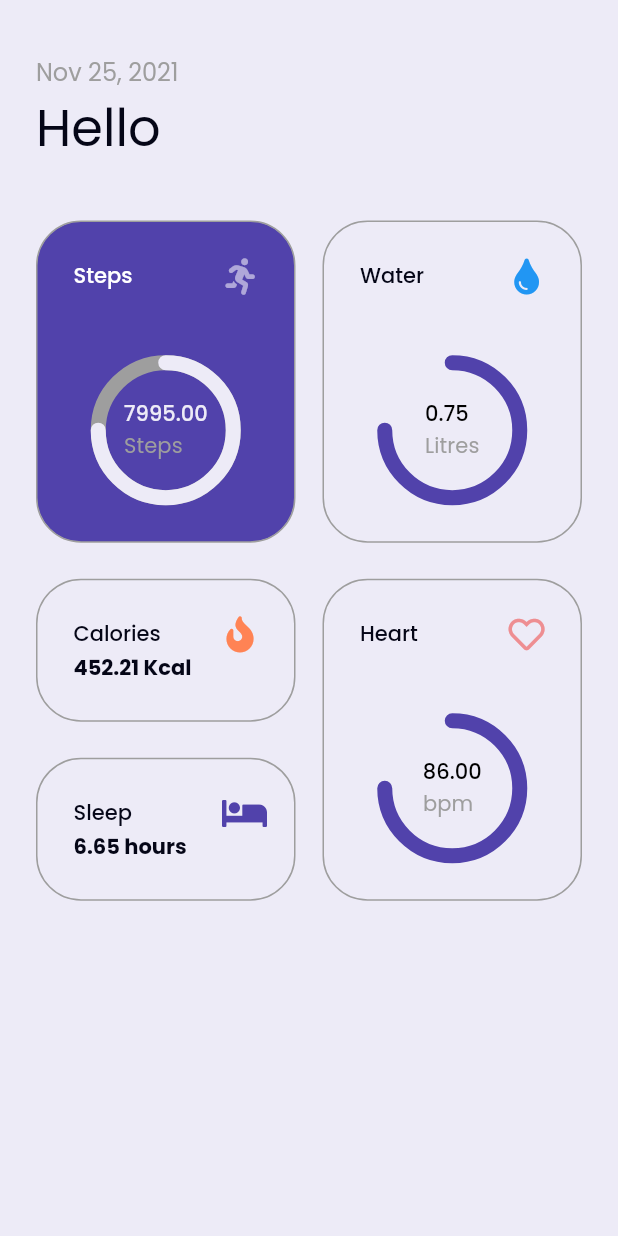
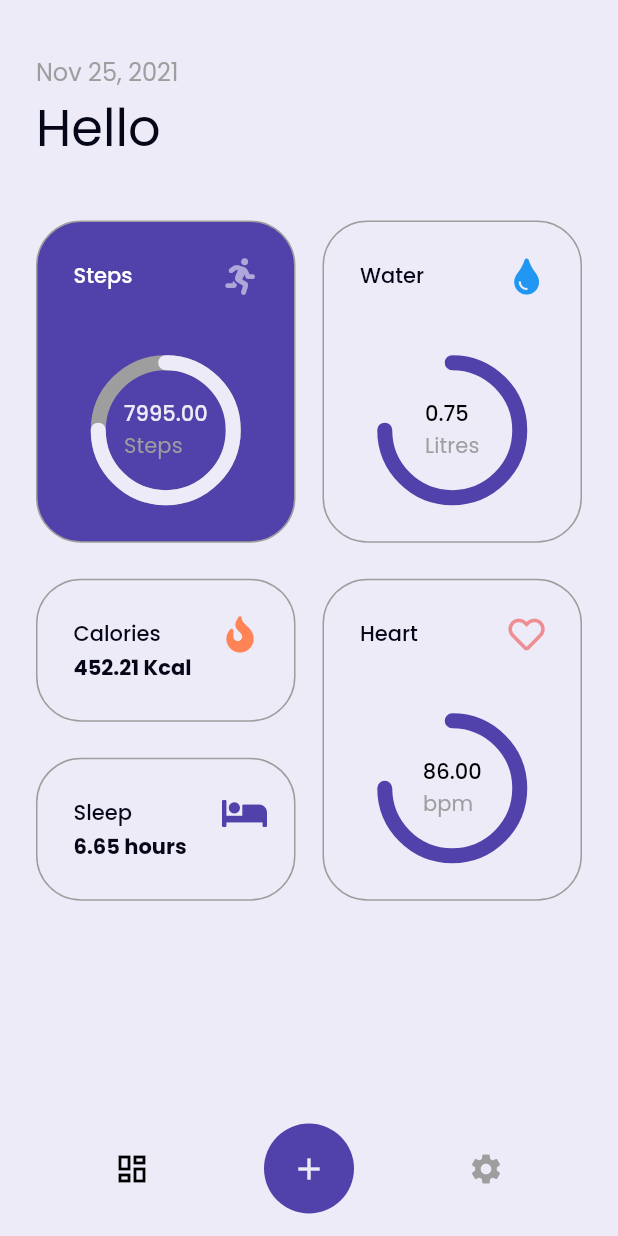
Before and after one commit to MrUnfunny/health_app, a Flutter app: the HomeScreen screen opened by its route, on a phone screen of 412 x 824 dp. Run offline on Flutter 3.47's test engine with Material 2 defaults, Android fonts, the phone set to English and light mode, and no system bars; drawn by our look-alikes of percent_indicator; our stand-ins replace bloc, cloud_firestore, equatable, firebase_auth, firebase_core, flutter_bloc and 1 more; accounts and stored records are empty.

Commit message:
feat: user can update indicator data to backend

```diff
--- /dev/null
+++ b/lib/bloc/firestore/firestore_bloc.dart
@@ -0,0 +1,27 @@
+import 'package:bloc/bloc.dart';
+import 'package:equatable/equatable.dart';
+
+import '../../models/indicator.dart';
+import '../../repository/firestore_repository.dart';
+
+part 'firestore_event.dart';
+part 'firestore_state.dart';
+
+class FirestoreBloc extends Bloc<FirestoreEvent, FirestoreState> {
+  final FirestoreRepository _firestoreRepository = FirestoreRepository();
+  void _mapFirestoreAddIndicatorDataEventToState(
+      FirestoreAddIndicatorDataEvent event, Emitter<FirestoreState> emit) {
+    try {
+      emit(FirestoreStartedState());
+      _firestoreRepository.submitIndicatorData(event.indicator);
+      emit(FirestoreSuccessState());
+    } catch (e) {
+      emit(FirestoreFailureState(e.toString()));
+    }
+  }
+
+  FirestoreBloc() : super(FirestoreInitial()) {
+    on<FirestoreAddIndicatorDataEvent>(
+        _mapFirestoreAddIndicatorDataEventToState);
+  }
+}
--- /dev/null
+++ b/lib/bloc/firestore/firestore_event.dart
@@ -0,0 +1,14 @@
+part of 'firestore_bloc.dart';
+
+abstract class FirestoreEvent extends Equatable {
+  const FirestoreEvent();
+
+  @override
+  List<Object> get props => [];
+}
+
+class FirestoreAddIndicatorDataEvent extends FirestoreEvent {
+  final Indicator indicator;
+
+  const FirestoreAddIndicatorDataEvent(this.indicator);
+}
--- /dev/null
+++ b/lib/bloc/firestore/firestore_state.dart
@@ -0,0 +1,20 @@
+part of 'firestore_bloc.dart';
+
+abstract class FirestoreState extends Equatable {
+  const FirestoreState();
+
+  @override
+  List<Object> get props => [];
+}
+
+class FirestoreInitial extends FirestoreState {}
+
+class FirestoreStartedState extends FirestoreState {}
+
+class FirestoreSuccessState extends FirestoreState {}
+
+class FirestoreFailureState extends FirestoreState {
+  final String errorMsg;
+
+  const FirestoreFailureState(this.errorMsg);
+}
--- a/lib/constants/constants.dart
+++ b/lib/constants/constants.dart
@@ -79,4 +79,11 @@ class Constants {
   static const String userDataScreenTitle = 'Let\'s get started';
   static const String continu = 'Continue';
   static const String hello = 'Hello ';
+  static const String save = 'Save ';
+  static const String date = 'Date';
+  static const String note = 'Note';
+
+  static const String formDetailTitle = 'what would you like to add?';
+  static const String add = 'Add your ';
+  static const String indicatorDataNotFound = 'Please enter valid ';
 }
--- a/lib/constants/route_paths.dart
+++ b/lib/constants/route_paths.dart
@@ -7,4 +7,5 @@ class RoutePaths {
   static const formDetail = '/formDetail';
   static const loadingScreen = '/loading';
   static const userDataScreen = '/userDataScreen';
+  static const formDetailInputScreen = '/formDetailInputScreen';
 }
--- a/lib/constants/router.dart
+++ b/lib/constants/router.dart
@@ -1,7 +1,9 @@
 import 'package:flutter/material.dart';
 
+import '../models/indicator.dart';
 import '../presentation/screens/detail_screen.dart';
 import '../presentation/screens/formdetail_screen.dart';
+import '../presentation/screens/formdetailinput_screen.dart';
 import '../presentation/screens/home_screen.dart';
 import '../presentation/screens/loading_screen.dart';
 import '../presentation/screens/main_screen.dart';
@@ -39,6 +41,10 @@ Route<dynamic> generateRoutes(RouteSettings settings) {
         case RoutePaths.userDataScreen:
           return const UserDataScreen();
 
+        case RoutePaths.formDetailInputScreen:
+          return FormDetailInputScreen(
+              indicator: settings.arguments as Indicator);
+
         default:
           return const LoadingScreen();
       }
--- a/lib/main.dart
+++ b/lib/main.dart
@@ -3,6 +3,7 @@ import 'package:flutter/material.dart';
 import 'package:flutter_bloc/flutter_bloc.dart';
 
 import 'bloc/auth/auth_bloc.dart';
+import 'bloc/firestore/firestore_bloc.dart';
 import 'bloc/userdata/userdata_bloc.dart';
 import 'config/theme.dart';
 import 'constants/constants.dart';
@@ -25,6 +26,7 @@ class MyApp extends StatelessWidget {
       providers: [
         BlocProvider(create: (context) => AuthBloc()),
         BlocProvider(create: (context) => UserdataBloc()),
+        BlocProvider(create: (context) => FirestoreBloc()),
       ],
       child: MaterialApp(
         debugShowCheckedModeBanner: false,
--- a/lib/models/indicator.dart
+++ b/lib/models/indicator.dart
@@ -58,4 +58,26 @@ class Indicator {
   String toString() {
     return 'Indicator(name: $name, icon: $icon, isShort: $isShort, isFilled: $isFilled, color: $color, shortData: $shortData, unit: $unit, data: $data)';
   }
+
+  Indicator copyWith({
+    String? name,
+    IconData? icon,
+    bool? isShort,
+    bool? isFilled,
+    Color? color,
+    double? shortData,
+    String? unit,
+    Map<DateTime, double>? data,
+  }) {
+    return Indicator(
+      name: name ?? this.name,
+      icon: icon ?? this.icon,
+      isShort: isShort ?? this.isShort,
+      isFilled: isFilled ?? this.isFilled,
+      color: color ?? this.color,
+      shortData: shortData ?? this.shortData,
+      unit: unit ?? this.unit,
+      data: data ?? this.data,
+    );
+  }
 }
--- /dev/null
+++ b/lib/presentation/common/bottom_navbar.dart
@@ -0,0 +1,92 @@
+import 'package:flutter/material.dart';
+
+import '../../config/colors.dart';
+import '../../constants/route_paths.dart';
+
+class CustomNavBar extends StatefulWidget {
+  const CustomNavBar({Key? key}) : super(key: key);
+
+  @override
+  State<CustomNavBar> createState() => _CustomNavBarState();
+}
+
+class _CustomNavBarState extends State<CustomNavBar> {
+  int activeTab = 0;
+  @override
+  Widget build(BuildContext context) {
+    return Container(
+      padding: const EdgeInsets.only(bottom: 15, top: 15),
+      color: ThemeColors.transparent,
+      child: Row(
+        mainAxisAlignment: MainAxisAlignment.spaceEvenly,
+        children: [
+          NavItems(
+            icon: Icon(
+              Icons.dashboard_outlined,
+              color: activeTab == 0 ? ThemeColors.black : ThemeColors.grey,
+            ),
+            onTap: () {
+              setState(() {
+                activeTab = 0;
+              });
+            },
+          ),
+          NavItems(
+            isLarge: true,
+            icon: Icon(
+              Icons.add,
+              color: ThemeColors.backgroundColor,
+            ),
+            onTap: () {
+              setState(() {
+                activeTab = 1;
+              });
+              Navigator.pushNamed(context, RoutePaths.formDetail);
+            },
+          ),
+          NavItems(
+            icon: Icon(
+              Icons.settings,
+              color: activeTab == 2 ? ThemeColors.black : ThemeColors.grey,
+            ),
+            onTap: () {
+              setState(() {
+                activeTab = 2;
+              });
+            },
+          ),
+        ],
+      ),
+    );
+  }
+}
+
+class NavItems extends StatelessWidget {
+  final Icon icon;
+  final void Function() onTap;
+  final bool isLarge;
+  const NavItems({
+    Key? key,
+    required this.icon,
+    required this.onTap,
+    this.isLarge = false,
+  }) : super(key: key);
+
+  @override
+  Widget build(BuildContext context) {
+    return GestureDetector(
+      onTap: onTap,
+      child: Container(
+        child: icon,
+        height: 60,
+        width: 60,
+        decoration: isLarge
+            ? BoxDecoration(
+                color: ThemeColors.mainColor,
+                borderRadius: BorderRadius.circular(50),
+              )
+            : null,
+      ),
+    );
+  }
+}
--- a/lib/presentation/screens/home_screen.dart
+++ b/lib/presentation/screens/home_screen.dart
@@ -9,6 +9,7 @@ import '../../bloc/auth/auth_bloc.dart';
 import '../../config/colors.dart';
 import '../../constants/constants.dart';
 import '../../constants/route_paths.dart';
+import '../common/bottom_navbar.dart';
 import '../common/indicator_tiles.dart';
 
 class HomeScreen extends StatelessWidget {
@@ -17,6 +18,7 @@ class HomeScreen extends StatelessWidget {
   @override
   Widget build(BuildContext context) {
     return Scaffold(
+      bottomNavigationBar: const CustomNavBar(),
       body: BlocListener<AuthBloc, AuthState>(
         listener: (context, state) {
           if (state is AuthLoggedOutState) {
--- a/pubspec.yaml
+++ b/pubspec.yaml
@@ -11,6 +11,7 @@ environment:
 dependencies:
   cloud_firestore: ^3.1.0
   cupertino_icons: ^1.0.2
+  date_time_picker: ^2.1.0
   equatable: ^2.0.3
   firebase_auth: ^3.2.0
   firebase_core: ^1.10.0
```
Also changed, not shown: lib/presentation/screens/formdetail_screen.dart (+70 -1 lines), lib/presentation/screens/formdetailinput_screen.dart (added, +160 -0 lines), lib/repository/firestore_repository.dart (+17 -2 lines), lib/utils/utils.dart (+9 -0 lines), pubspec.lock.
